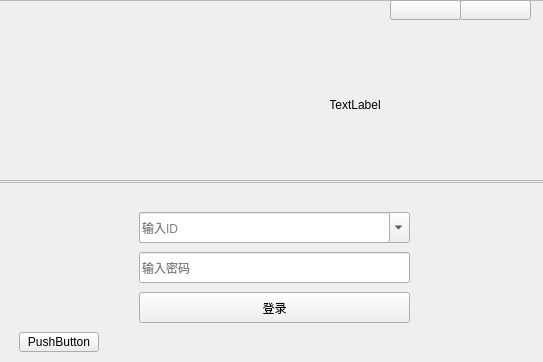
First picture: the form in MyQQ_version/MyQQ_version/LoginAndRegister/login.ui, repository iamzhubaoliang/QT_learn, before the edit.
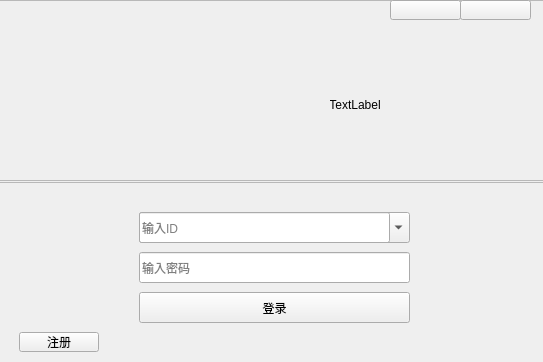
Second picture: the form after the edit.

The edit to the form file:
```diff
--- a/MyQQ_version/MyQQ_version/LoginAndRegister/login.ui
+++ b/MyQQ_version/MyQQ_version/LoginAndRegister/login.ui
@@ -160,7 +160,7 @@
      </rect>
     </property>
     <property name="text">
-     <string>PushButton</string>
+     <string>注册</string>
     </property>
    </widget>
   </widget>
```
